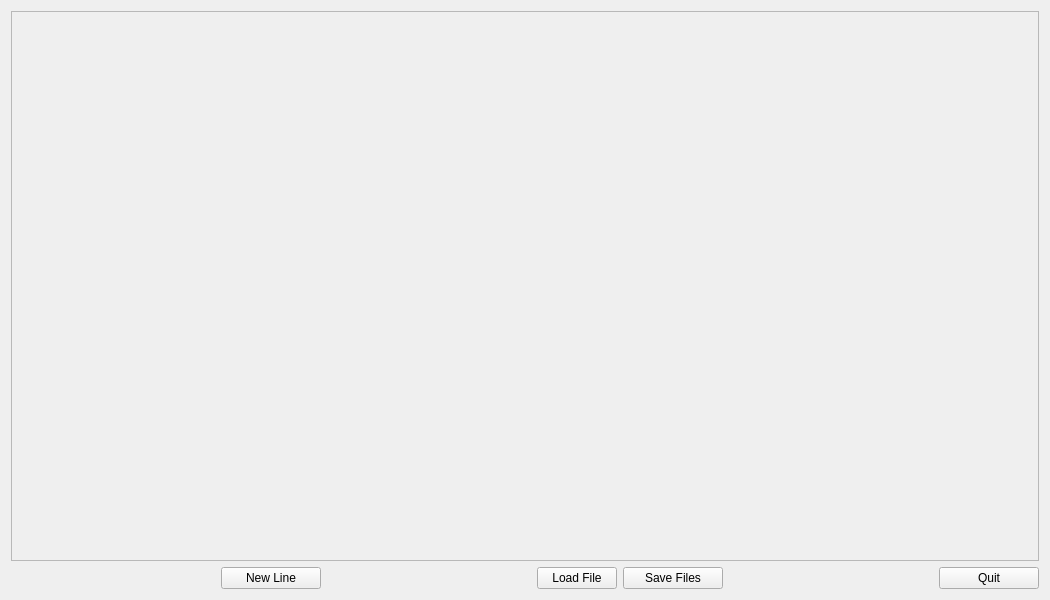
Old version of the form forms/maininterface.ui in the repository nvuaille/iscore-INScoreCT.
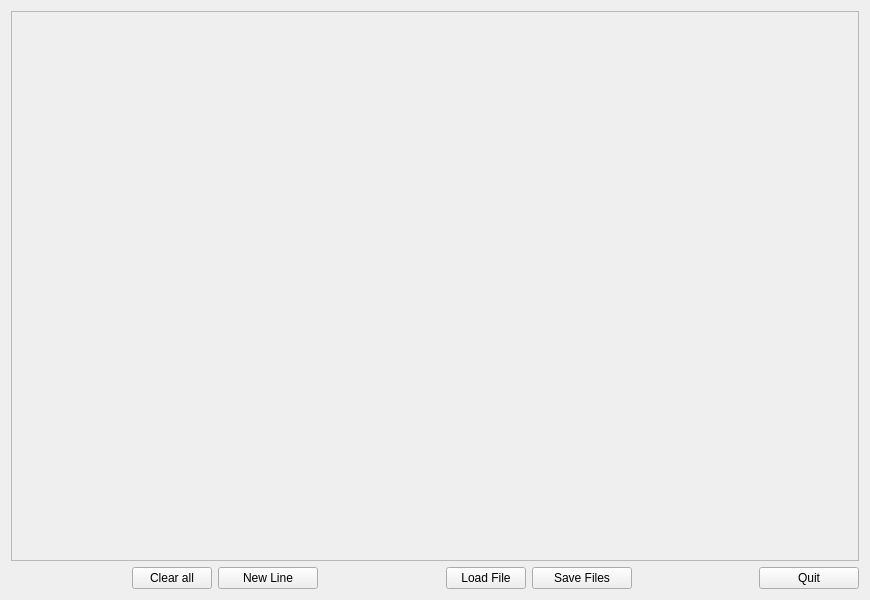
New version of the form.

The edit to the form file:
```diff
--- a/forms/maininterface.ui
+++ b/forms/maininterface.ui
@@ -6,13 +6,13 @@
    <rect>
     <x>0</x>
     <y>0</y>
-    <width>1050</width>
+    <width>870</width>
     <height>600</height>
    </rect>
   </property>
   <property name="minimumSize">
    <size>
-    <width>1050</width>
+    <width>870</width>
     <height>600</height>
    </size>
   </property>
@@ -35,6 +35,13 @@
        </property>
       </spacer>
      </item>
+     <item>
+      <widget class="QPushButton" name="clearButton">
+       <property name="text">
+        <string>Clear all</string>
+       </property>
+      </widget>
+     </item>
      <item>
       <widget class="QPushButton" name="newLineButton">
        <property name="minimumSize">
@@ -125,7 +132,7 @@
        <rect>
         <x>0</x>
         <y>0</y>
-        <width>1024</width>
+        <width>844</width>
         <height>532</height>
        </rect>
       </property>
```
